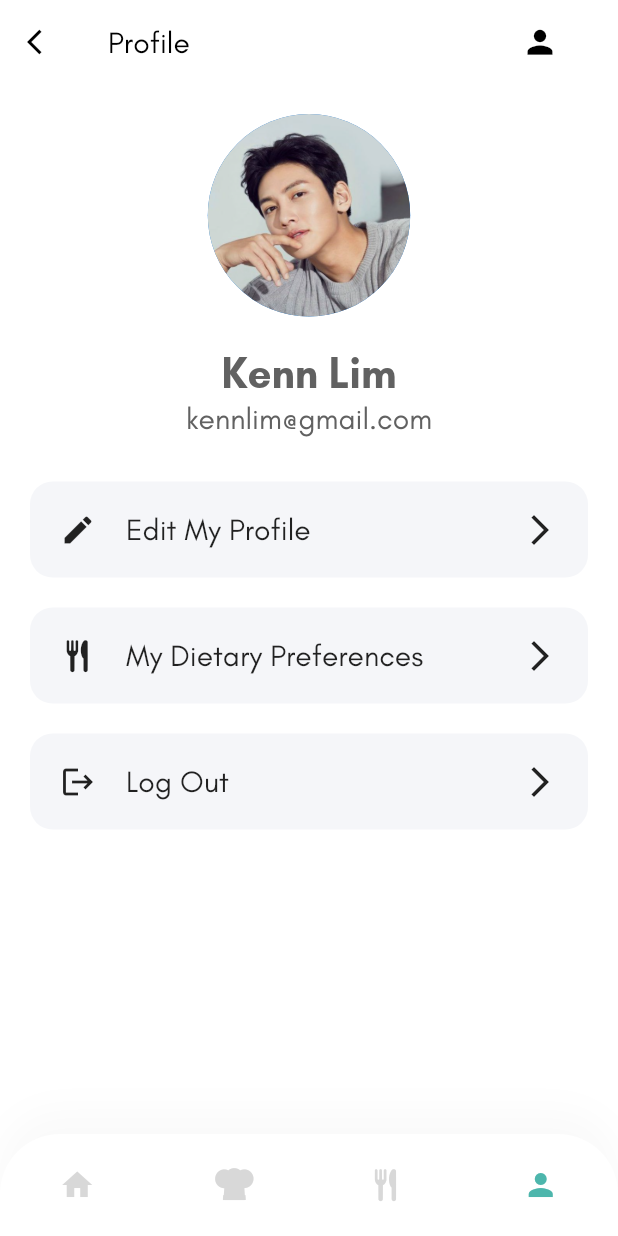
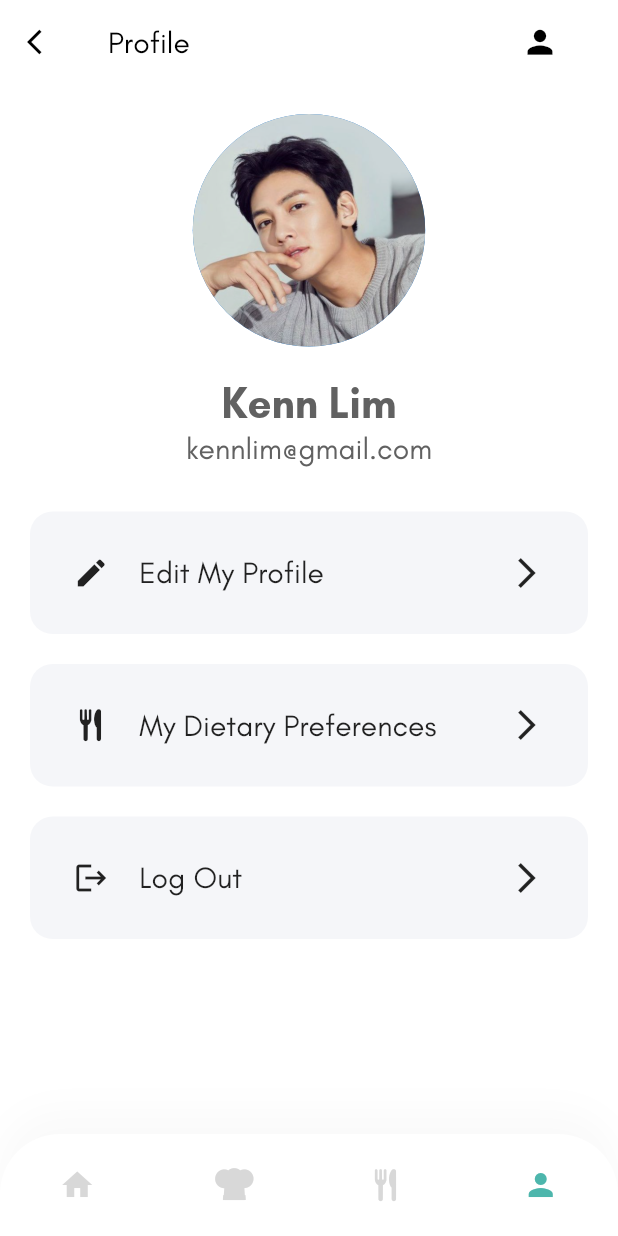
Before and after one commit to josephinehemingway/CZ2006_HealthyFoodGoWhere, a Flutter app: the screen it shows after launch, after a tap on "Login via Gmail", after a tap on the "person" icon, on a phone screen of 412 x 824 dp. Run offline on Flutter 3.47's test engine with Material 2 defaults, Android fonts, the phone set to English and light mode, and no system bars; our stand-ins replace simple_animations.

Commit message:
scaling to diff devices on login and home pg

```diff
--- a/lib/screens/Home/body.dart
+++ b/lib/screens/Home/body.dart
@@ -19,39 +19,40 @@ class Body extends StatelessWidget {
         width: double.infinity,
 
         child: Column(
-            mainAxisAlignment: MainAxisAlignment.spaceBetween,
+            // crossAxisAlignment: CrossAxisAlignment.center,
+            // mainAxisSize: MainAxisSize.max,
+            // mainAxisAlignment: MainAxisAlignment.start,
             children: <Widget>[
-
               Stack(
                   overflow: Overflow.visible,
-              children: [
-                FadeAnimation_Y(1, Container(
+                  children: <Widget>[
+                    Container(
                       height: MediaQuery
                           .of(context)
                           .size
-                      .height / 2.9,
+                          .height / 2.5,
                       margin: EdgeInsets.only(),
                       decoration: BoxDecoration(
                           image: DecorationImage(
                               image: AssetImage('images/homepage.png'),
                               fit: BoxFit.fill
                           )
-                  ))),
-                  Positioned(
-                    height: 165,
-                    width: 165,
-                    top: 145,
-                    left: 110,
-                    child: (FadeAnimation_Y(1,ProfilePic())),
                       ),
-              ]),
+                      child: Align(
+                          alignment: Alignment(0.05,0.8),
+                          child: FadeAnimation_Y(1,ProfilePic())),),
+                  ]
+              ),
+
               Expanded(
                 child: Column(
-                  mainAxisAlignment: MainAxisAlignment.spaceEvenly,
+                  crossAxisAlignment: CrossAxisAlignment.center,
+                  mainAxisSize: MainAxisSize.max,
+                  mainAxisAlignment: MainAxisAlignment.start,
                   children: <Widget>[
                     Column(
                         children: <Widget>[
-                          SizedBox(height: 20,),
+                          SizedBox(height: 10,),
                           FadeAnimation_Y(
                               1, Text("Welcome Back!", style: TextStyle(
                               fontSize: 30,
--- a/lib/screens/Login/body.dart
+++ b/lib/screens/Login/body.dart
@@ -17,15 +17,19 @@ class Body extends StatelessWidget {
         children: <Widget>[
           Expanded(
             child: Column(
-              mainAxisAlignment: MainAxisAlignment.spaceEvenly,
+              // mainAxisAlignment: MainAxisAlignment.spaceEvenly,
+              crossAxisAlignment: CrossAxisAlignment.center,
+              mainAxisSize: MainAxisSize.max,
+              mainAxisAlignment: MainAxisAlignment.end,
               children: <Widget>[
                 Column(
                   children: <Widget>[
+
                     FadeAnimation_Y(1, Container(
                       //height: MediaQuery.of(context).size.height / 3,
-                      margin: EdgeInsets.only(top: 182, left: 10),
-                      height: 200,
-                      width: 270,
+                      // margin: EdgeInsets.only(top: 182, left: 10),
+                      height: MediaQuery.of(context).size.width *0.5,
+                      width: MediaQuery.of(context).size.width *0.65,
                       decoration: BoxDecoration(
                           image: DecorationImage(
                               image: AssetImage('images/loginui.png'),
@@ -33,6 +37,7 @@ class Body extends StatelessWidget {
                           )
                       ),
                     )),
+                    SizedBox(height: MediaQuery.of(context).size.height *0.02),
 
                     FadeAnimation_Y(1,
                         Text("h e a l t h y  g o  w h e r e", style: TextStyle(
@@ -54,8 +59,8 @@ class Body extends StatelessWidget {
                     SizedBox(height: 20,),
 
                     FadeAnimation_Y(1.5, MaterialButton(
-                      minWidth: 230,
-                      height: 60,
+                      minWidth: MediaQuery.of(context).size.width *0.6,
+                      height: MediaQuery.of(context).size.width *0.15,
                       onPressed: () {
                         Navigator.pop(context);
                         Navigator.push(context, MaterialPageRoute(builder: (
@@ -89,7 +94,8 @@ class Body extends StatelessWidget {
                         ),),
                       ],
                     )),
-
+                    SizedBox(
+                    height: MediaQuery.of(context).size.height * 0.05, ),
                     FadeAnimation_Y(1, Container(
                       //height: MediaQuery.of(context).size.height / 3,
                       margin: EdgeInsets.only(top: 3),
@@ -98,7 +104,8 @@ class Body extends StatelessWidget {
                       decoration: BoxDecoration(
                           image: DecorationImage(
                               image: AssetImage('images/loginbottom.png'),
-                              fit: BoxFit.fill
+                              fit: BoxFit.fill,
+                            alignment: Alignment.bottomCenter,
                           )
                       ),
                     )),
--- a/lib/screens/Profile/ProfileMenu.dart
+++ b/lib/screens/Profile/ProfileMenu.dart
@@ -17,7 +17,10 @@ class ProfileMenu extends StatelessWidget {
     return Padding(
       padding: EdgeInsets.symmetric(horizontal: 20, vertical: 10),
       child: FlatButton(
-        padding: EdgeInsets.all(20),
+        padding: EdgeInsets.all(MediaQuery
+            .of(context)
+            .size
+            .width *0.07,),
         shape: RoundedRectangleBorder(borderRadius: BorderRadius.circular(15)),
         color: Color(0xFFF5F6F9),
         onPressed: press,
--- a/lib/screens/Profile/ProfilePic.dart
+++ b/lib/screens/Profile/ProfilePic.dart
@@ -9,8 +9,8 @@ class ProfilePic extends StatelessWidget {
   @override
   Widget build(BuildContext context) {
     return SizedBox(
-      height: 135,
-      width: 135,
+      height: 155,
+      width: 155,
       child: Stack(
         fit: StackFit.expand,
         overflow: Overflow.visible,
```
Lines whose indentation alone changed are shown as unchanged.
